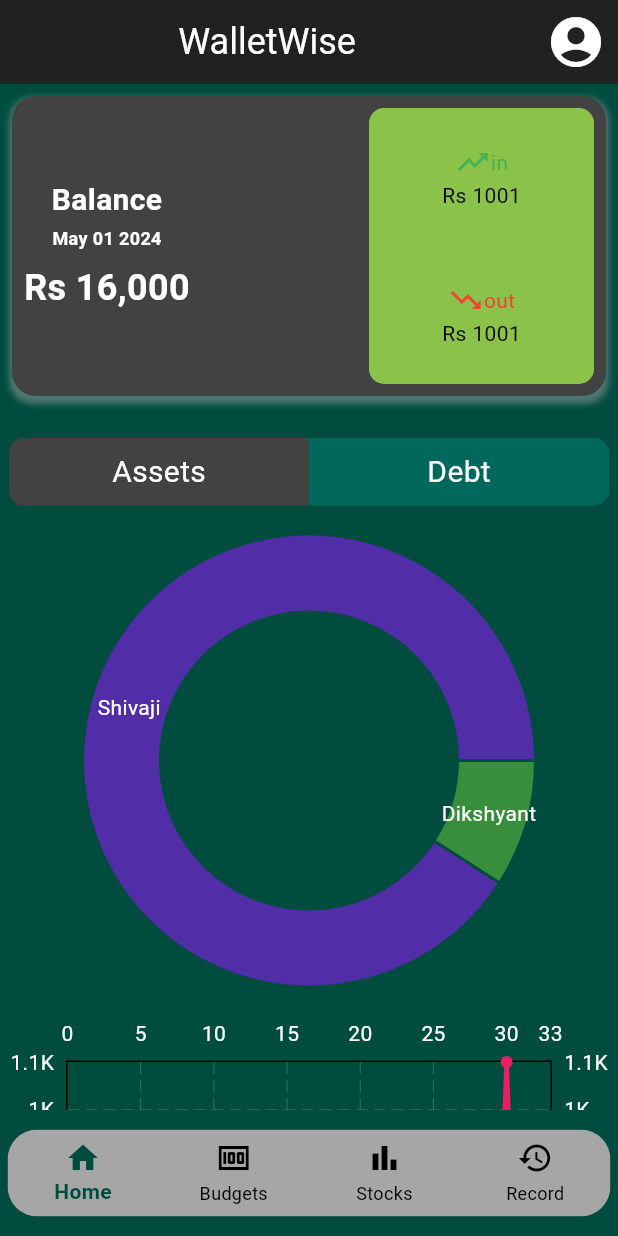
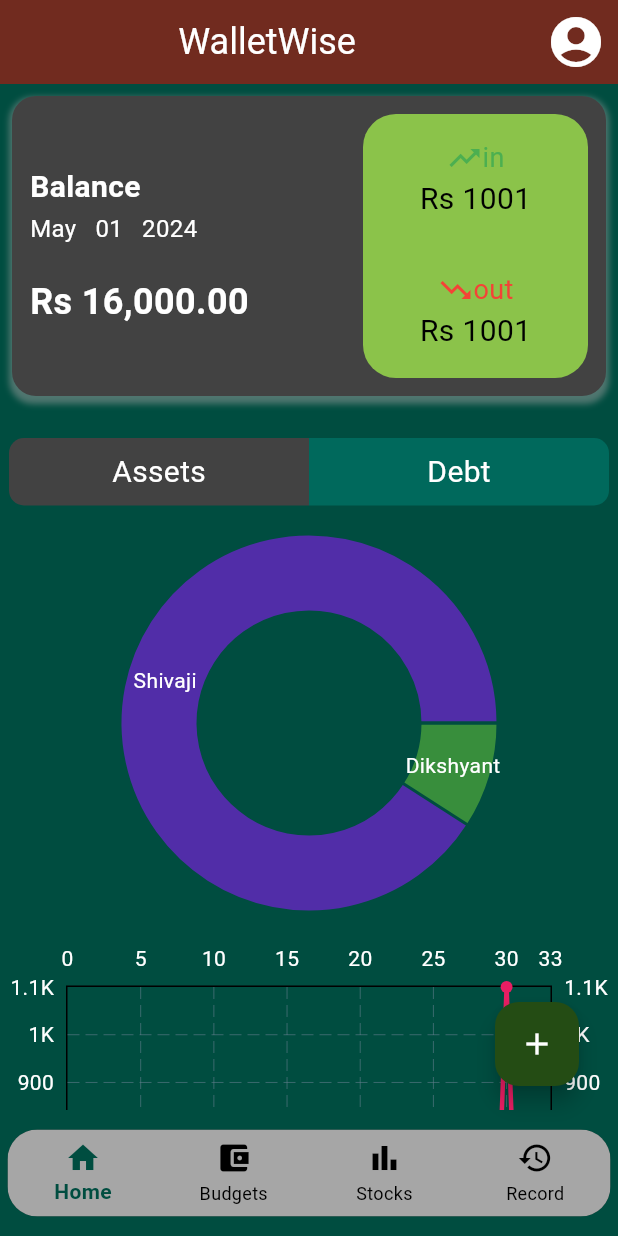
Before and after one commit to surajpahari/walletwise, a Flutter app: the BottomNavigation screen opened directly, on a phone screen of 412 x 824 dp. Run offline on Flutter 3.47's test engine with Material 3 defaults, Android fonts, the light colour scheme and no system bars; drawn by our look-alikes of fl_chart; our stand-ins replace get.

Commit message:
ui colors and dialog

```diff
--- a/frontend/lib/navigation_menu.dart
+++ b/frontend/lib/navigation_menu.dart
@@ -56,7 +56,7 @@ class BottomNavigation extends StatelessWidget {
                               label: 'Home',
                             ),
                             BottomNavigationBarItem(
-                              icon: Icon(Icons.money),
+                              icon: Icon(Icons.account_balance_wallet),
                               label: 'Budgets',
                             ),
                             BottomNavigationBarItem(
--- a/frontend/lib/screens/expense_screen.dart
+++ b/frontend/lib/screens/expense_screen.dart
@@ -14,7 +14,7 @@ class _ExpenseScreenState extends State<ExpenseScreen> {
   @override
   Widget build(BuildContext context) {
     return Scaffold(
-      backgroundColor: Colors.grey[900],
+      // backgroundColor: Colors.grey[900],
       body: Column(
         children: [
           Expanded(
--- a/frontend/lib/screens/income_screen.dart
+++ b/frontend/lib/screens/income_screen.dart
@@ -55,7 +55,6 @@ class _IncomeScreenState extends State<IncomeScreen> {
   @override
   Widget build(BuildContext context) {
     return Scaffold(
-      backgroundColor: Colors.grey[900],
       body: Column(
         children: [
           Expanded(
--- a/frontend/lib/screens/main_screen.dart
+++ b/frontend/lib/screens/main_screen.dart
@@ -1,6 +1,7 @@
 import 'package:flutter/material.dart';
 import 'package:walletwise/utils/cards/hero_card.dart';
 import 'package:walletwise/utils/charts/bar_chart.dart';
+import 'package:walletwise/utils/dialogs/DialogBuilder.dart';
 import 'package:walletwise/utils/tabs/asset_debt.dart';
 
 class MainScreen extends StatelessWidget {
@@ -8,7 +9,9 @@ class MainScreen extends StatelessWidget {
 
   @override
   Widget build(BuildContext context) {
-    return SingleChildScrollView(
+    return Stack(
+      children: [
+        SingleChildScrollView(
           child: Column(
             children: [
               BalanceCard(),
@@ -22,9 +25,22 @@ class MainScreen extends StatelessWidget {
               Container(
                 constraints: BoxConstraints(maxWidth: 500),
                 child: MyLineChart(getChartData()), // Add the line chart here
-          )
+              ),
             ],
           ),
+        ),
+        Positioned(
+          bottom: 0.0,
+          right: 10.0,
+          child: Padding(
+            padding: EdgeInsets.all(16),
+            child: FloatingActionButton(
+              onPressed: () => Dialogbuilder.hello(context),
+              child: const Icon(Icons.add),
+            ),
+          ),
+        ),
+      ],
     );
   }
 }
--- a/frontend/lib/theme/theme_constant.dart
+++ b/frontend/lib/theme/theme_constant.dart
@@ -3,22 +3,34 @@ import 'package:flutter/material.dart';
 //defining the color
 //for the main background
 //main color
+const darkGreen = Color(0xff244c14);
 const blueColor = Color(0xff004D40);
 //for the buttom navigationbar
 const glassWhite = Color(0x99FFFFFF);
+const darkReed = Color(0xff712b1f);
 //light green(used in hero card)
 const lightgreen = Color(0xff8BC34A);
 
+const dark = Color(0xff040404);
+const grey = Color(0x5c5b4a);
+
+//green shade for appBar
+//#800020?
+//800020
+//#8B6B61
+//#3E2723.
+const greenShade = Color(0xff3E2723);
+
 final ThemeData myTheme = ThemeData(
   colorScheme: const ColorScheme(
-      brightness: Brightness.light,
-      primary: blueColor,
+      brightness: Brightness.dark,
+      primary: darkGreen,
       onPrimary: Colors.white,
       secondary: glassWhite,
       onSecondary: Colors.white,
       error: Colors.white,
       onError: Colors.white,
-      surface: Colors.blue,
+      surface: darkReed,
       onSurface: Colors.white),
   primarySwatch: Colors.blue,
   bottomNavigationBarTheme: const BottomNavigationBarThemeData(
@@ -27,3 +39,21 @@ final ThemeData myTheme = ThemeData(
       unselectedItemColor: Color(0xff000000)),
   scaffoldBackgroundColor: blueColor,
 );
+final ThemeData wwTheme = ThemeData(
+  colorScheme: const ColorScheme(
+      brightness: Brightness.dark,
+      primary: darkGreen,
+      onPrimary: Colors.white,
+      secondary: glassWhite,
+      onSecondary: Colors.white,
+      error: Colors.white,
+      onError: Colors.white,
+      surface: darkReed,
+      onSurface: Colors.white),
+  primarySwatch: Colors.blue,
+  bottomNavigationBarTheme: const BottomNavigationBarThemeData(
+      backgroundColor: glassWhite,
+      selectedItemColor: blueColor,
+      unselectedItemColor: Color(0xff000000)),
+  scaffoldBackgroundColor: blueColor,
+);
--- a/frontend/lib/utils/appbar/walletWiseBar.dart
+++ b/frontend/lib/utils/appbar/walletWiseBar.dart
@@ -34,8 +34,6 @@ class WalletWiseBar {
       BuildContext context, String title) {
     return AppBar(
       automaticallyImplyLeading: false,
-      backgroundColor: Colors.grey[900],
-      foregroundColor: Colors.white,
       title: const Row(
         mainAxisAlignment: MainAxisAlignment.center,
         children: [
--- a/frontend/lib/utils/cards/hero_card.dart
+++ b/frontend/lib/utils/cards/hero_card.dart
@@ -29,7 +29,7 @@ class BalanceCard extends StatelessWidget {
                   ],
                 ),
                 child: Padding(
-                    padding: const EdgeInsets.all(8),
+                    padding: const EdgeInsets.all(12),
                     child: Row(
                       children: [
                         Expanded(
@@ -39,34 +39,32 @@ class BalanceCard extends StatelessWidget {
                               Container(
                                 decoration: const BoxDecoration(
                                     color: Colors.transparent),
-                                child: const Center(
-                                    child: Column(
+                                child: const Column(
                                   mainAxisAlignment: MainAxisAlignment.center,
                                   children: [
-                                    Center(
-                                      child: Column(children: [
+                                    Column(
+                                        crossAxisAlignment:
+                                            CrossAxisAlignment.start,
+                                        children: [
                                           Text("Balance",
                                               style: TextStyle(
                                                   fontWeight: FontWeight.bold,
                                                   fontSize: 20)),
                                           SizedBox(height: 2),
                                           Text(
-                                          "May 01 2024",
-                                          style: TextStyle(
-                                              fontWeight: FontWeight.w700,
-                                              fontSize: 12),
+                                            "May   01   2024",
+                                            style: TextStyle(fontSize: 16),
                                           ),
-                                        SizedBox(height: 8),
+                                          SizedBox(height: 20),
                                           Text(
-                                          "Rs 16,000",
+                                            "Rs 16,000.00",
                                             style: TextStyle(
                                                 fontWeight: FontWeight.bold,
                                                 fontSize: 24),
                                           )
                                         ]),
-                                    )
                                   ],
-                                )),
+                                ),
                               )
                             ],
                           )),
@@ -83,8 +81,8 @@ class BalanceCard extends StatelessWidget {
                                 decoration: BoxDecoration(
                                   color: AppColors.lightgreen,
                                   borderRadius: const BorderRadius.only(
-                                    topRight: Radius.circular(10.0),
-                                    topLeft: Radius.circular(10.0),
+                                    topRight: Radius.circular(22.0),
+                                    topLeft: Radius.circular(22.0),
                                   ),
                                 ),
                                 child: const Column(
@@ -100,14 +98,16 @@ class BalanceCard extends StatelessWidget {
                                           ),
                                           Text(
                                             "in",
-                                            style:
-                                                TextStyle(color: Colors.green),
+                                            style: TextStyle(
+                                                color: Colors.green,
+                                                fontSize: 18),
                                           ),
                                         ]),
                                     Text(
                                       "Rs 1001",
-                                      style: TextStyle(color: Colors.black),
-                                    )
+                                      style: TextStyle(
+                                          color: Colors.black, fontSize: 20),
+                                    ),
                                   ],
                                 ),
                               )),
@@ -117,8 +117,8 @@ class BalanceCard extends StatelessWidget {
                                     const BoxConstraints(maxWidth: 150),
                                 decoration: BoxDecoration(
                                   borderRadius: const BorderRadius.only(
-                                    bottomLeft: Radius.circular(10.0),
-                                    bottomRight: Radius.circular(10.0),
+                                    bottomLeft: Radius.circular(22.0),
+                                    bottomRight: Radius.circular(22.0),
                                   ),
                                   color: AppColors.lightgreen,
                                 ),
@@ -135,13 +135,16 @@ class BalanceCard extends StatelessWidget {
                                           ),
                                           Text(
                                             "out",
-                                            style: TextStyle(color: Colors.red),
+                                            style: TextStyle(
+                                                color: Colors.red,
+                                                fontSize: 18),
                                           ),
                                         ]),
                                     Text(
                                       "Rs 1001",
-                                      style: TextStyle(color: Colors.black),
-                                    )
+                                      style: TextStyle(
+                                          color: Colors.black, fontSize: 20),
+                                    ),
                                   ],
                                 ),
                               ))
--- a/frontend/lib/utils/tabs/asset_debt.dart
+++ b/frontend/lib/utils/tabs/asset_debt.dart
@@ -85,7 +85,7 @@ class _AssetDebtState extends State<AssetDebt> {
         ),
         SizedBox(height: 20),
         Container(
-          constraints: BoxConstraints(maxWidth: 400, maxHeight: 300),
+          constraints: BoxConstraints(maxWidth: 250, maxHeight: 300),
           child: _selectedIndex == 0
               ? MyPieChart([
                   PieData(name: "Dikshyant", value: 100),
```
Also changed, not shown: frontend/lib/screens/stock_screen.dart (+17 -1 lines), frontend/lib/utils/cards/savinggoal_card.dart (added, +14 -0 lines), frontend/lib/utils/dialogs/DialogBuilder.dart (added, +90 -0 lines). Lines whose indentation alone changed are shown as unchanged.
